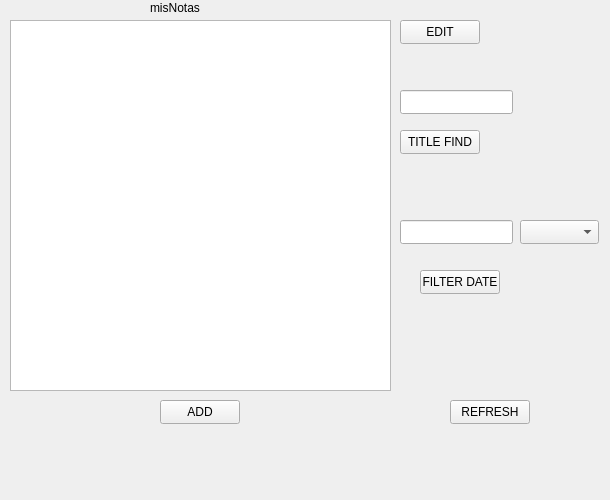
The window that misNotas/mainwindow.ui (e1nfalt/misNotas) describes before a commit, drawn with Qt 5.
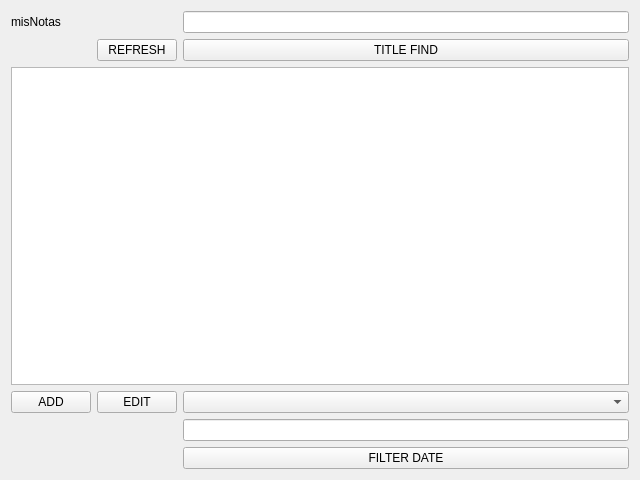
The same window after the commit.

The edit to the form file:
```diff
--- a/misNotas/mainwindow.ui
+++ b/misNotas/mainwindow.ui
@@ -6,141 +6,87 @@
    <rect>
     <x>0</x>
     <y>0</y>
-    <width>610</width>
-    <height>500</height>
+    <width>640</width>
+    <height>480</height>
    </rect>
   </property>
   <property name="windowTitle">
    <string>MainWindow</string>
   </property>
   <widget class="QWidget" name="centralWidget">
-   <widget class="QLabel" name="label">
-    <property name="geometry">
-     <rect>
-      <x>150</x>
-      <y>0</y>
-      <width>59</width>
-      <height>16</height>
-     </rect>
-    </property>
-    <property name="text">
-     <string>misNotas</string>
-    </property>
-   </widget>
-   <widget class="QListWidget" name="listWidget">
-    <property name="geometry">
-     <rect>
-      <x>10</x>
-      <y>20</y>
-      <width>381</width>
-      <height>371</height>
-     </rect>
-    </property>
-    <property name="font">
-     <font>
-      <weight>75</weight>
-      <bold>true</bold>
-     </font>
-    </property>
-    <property name="autoFillBackground">
-     <bool>false</bool>
-    </property>
-   </widget>
+   <layout class="QHBoxLayout" name="horizontalLayout">
+    <item>
+     <layout class="QGridLayout" name="gridLayout">
+      <property name="sizeConstraint">
+       <enum>QLayout::SetNoConstraint</enum>
+      </property>
+      <property name="horizontalSpacing">
+       <number>6</number>
+      </property>
+      <item row="12" column="0">
    <widget class="QPushButton" name="addButton">
-    <property name="geometry">
-     <rect>
-      <x>160</x>
-      <y>400</y>
-      <width>80</width>
-      <height>24</height>
-     </rect>
-    </property>
     <property name="text">
      <string>ADD</string>
     </property>
    </widget>
+      </item>
+      <item row="1" column="0" colspan="2">
+       <widget class="QLabel" name="label">
+        <property name="text">
+         <string>misNotas</string>
+        </property>
+       </widget>
+      </item>
+      <item row="12" column="2">
+       <widget class="QComboBox" name="comboBox"/>
+      </item>
+      <item row="1" column="2">
+       <widget class="QLineEdit" name="findLine"/>
+      </item>
+      <item row="2" column="2">
+       <widget class="QPushButton" name="findButton">
+        <property name="text">
+         <string>TITLE FIND</string>
+        </property>
+       </widget>
+      </item>
+      <item row="2" column="1">
    <widget class="QPushButton" name="refreshButton">
-    <property name="geometry">
-     <rect>
-      <x>450</x>
-      <y>400</y>
-      <width>80</width>
-      <height>24</height>
-     </rect>
-    </property>
     <property name="text">
      <string>REFRESH</string>
     </property>
    </widget>
+      </item>
+      <item row="4" column="0" colspan="3">
+       <widget class="QListWidget" name="listWidget">
+        <property name="autoFillBackground">
+         <bool>false</bool>
+        </property>
+        <property name="alternatingRowColors">
+         <bool>false</bool>
+        </property>
+       </widget>
+      </item>
+      <item row="12" column="1">
    <widget class="QPushButton" name="editButton">
-    <property name="geometry">
-     <rect>
-      <x>400</x>
-      <y>20</y>
-      <width>80</width>
-      <height>24</height>
-     </rect>
-    </property>
     <property name="text">
      <string>EDIT</string>
     </property>
    </widget>
-   <widget class="QPushButton" name="findButton">
-    <property name="geometry">
-     <rect>
-      <x>400</x>
-      <y>130</y>
-      <width>80</width>
-      <height>24</height>
-     </rect>
-    </property>
-    <property name="text">
-     <string>TITLE FIND</string>
-    </property>
-   </widget>
+      </item>
+      <item row="13" column="2">
+       <widget class="QLineEdit" name="filterLine"/>
+      </item>
+      <item row="14" column="2">
    <widget class="QPushButton" name="filterButton">
-    <property name="geometry">
-     <rect>
-      <x>420</x>
-      <y>270</y>
-      <width>80</width>
-      <height>24</height>
-     </rect>
-    </property>
     <property name="text">
      <string>FILTER DATE</string>
     </property>
    </widget>
-   <widget class="QLineEdit" name="lineEdit">
-    <property name="geometry">
-     <rect>
-      <x>400</x>
-      <y>90</y>
-      <width>113</width>
-      <height>24</height>
-     </rect>
-    </property>
-   </widget>
-   <widget class="QLineEdit" name="lineEdit_2">
-    <property name="geometry">
-     <rect>
-      <x>400</x>
-      <y>220</y>
-      <width>113</width>
-      <height>24</height>
-     </rect>
-    </property>
-   </widget>
-   <widget class="QComboBox" name="comboBox">
-    <property name="geometry">
-     <rect>
-      <x>520</x>
-      <y>220</y>
-      <width>79</width>
-      <height>24</height>
-     </rect>
-    </property>
-   </widget>
+      </item>
+     </layout>
+    </item>
+   </layout>
   </widget>
  </widget>
  <layoutdefault spacing="6" margin="11"/>
```
Lines whose indentation alone changed are shown as unchanged.
